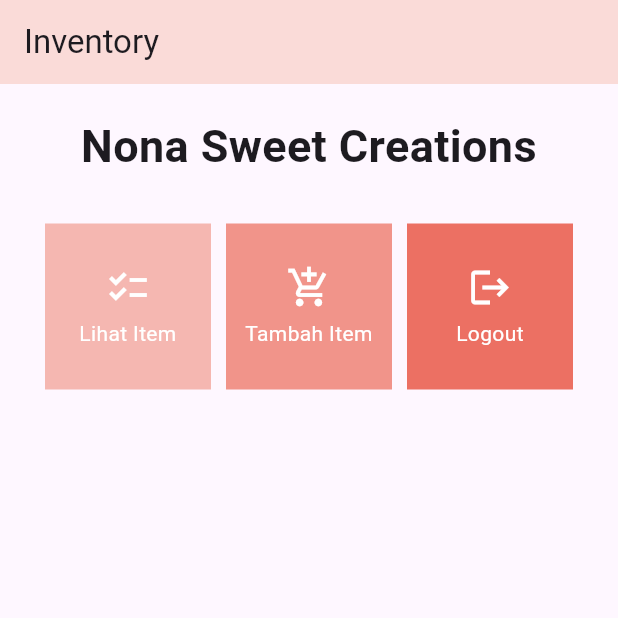
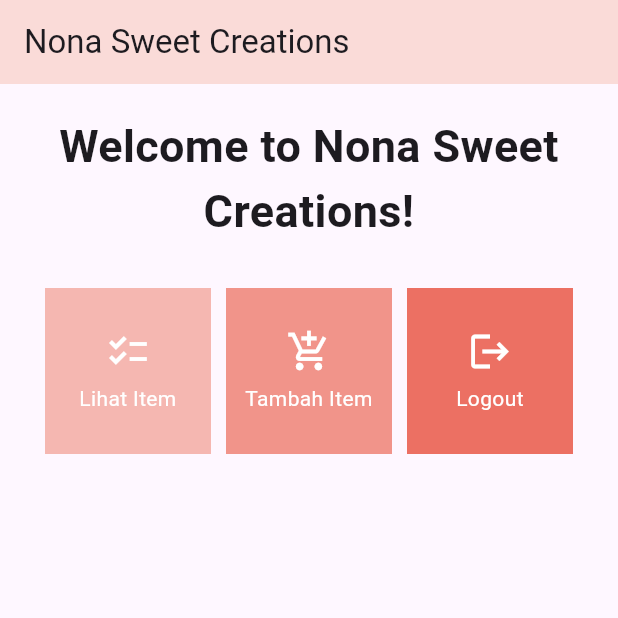
Before and after one commit to Rahidasyf/inventori-mobile, a Flutter app: the screen it shows after launch, on a phone screen of 412 x 824 dp, the top half of it. Run offline on Flutter 3.47's test engine with Material 2 defaults, Android fonts, the phone set to English and light mode, and no system bars.

Commit message:
<TUGAS 7 & BONUS SELESAI>

```diff
--- a/lib/menu.dart
+++ b/lib/menu.dart
@@ -15,7 +15,7 @@ class MyHomePage extends StatelessWidget {
     return Scaffold(
       appBar: AppBar(
         title: const Text(
-          'Inventory',
+          'Nona Sweet Creations',
         ),
       ),
       body: SingleChildScrollView(
@@ -29,7 +29,7 @@ class MyHomePage extends StatelessWidget {
                 padding: EdgeInsets.only(top: 10.0, bottom: 10.0),
                 // Widget Text untuk menampilkan tulisan dengan alignment center dan style yang sesuai
                 child: Text(
-                  'Nona Sweet Creations', // Text yang menandakan toko
+                  'Welcome to Nona Sweet Creations!', // Text yang menandakan toko
                   textAlign: TextAlign.center,
                   style: TextStyle(
                     fontSize: 30,
```
